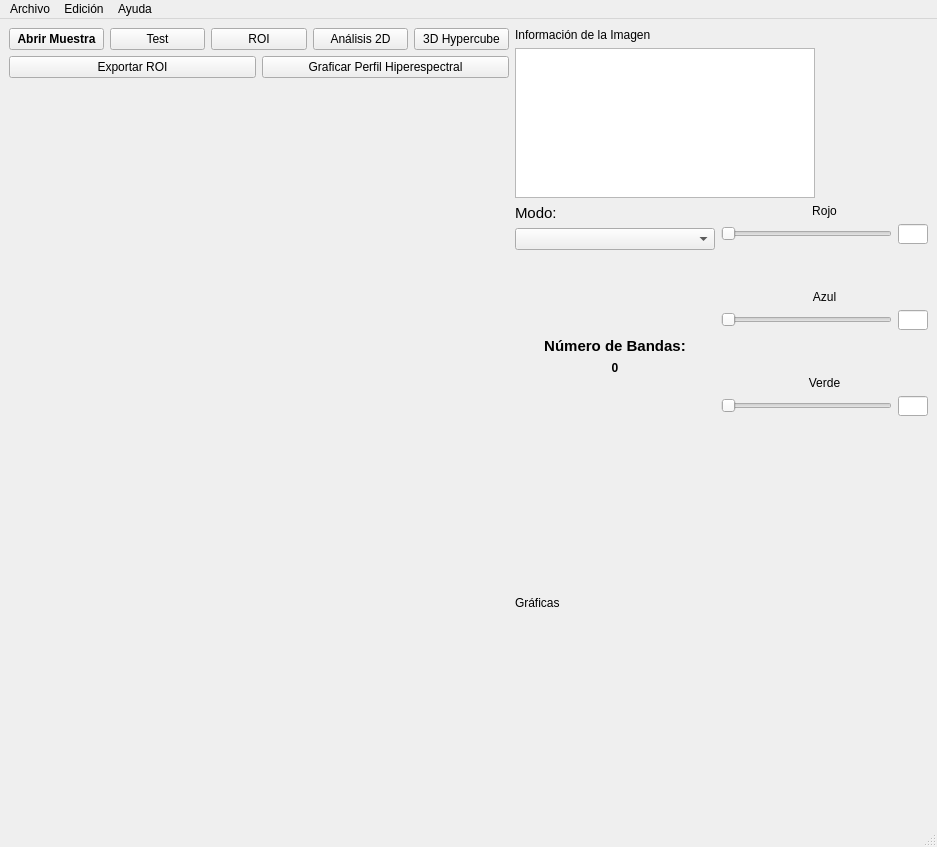
The window that ui/main_2.0.ui (4c1dhydr4/hyperspectral) describes before a commit, drawn with Qt 5.
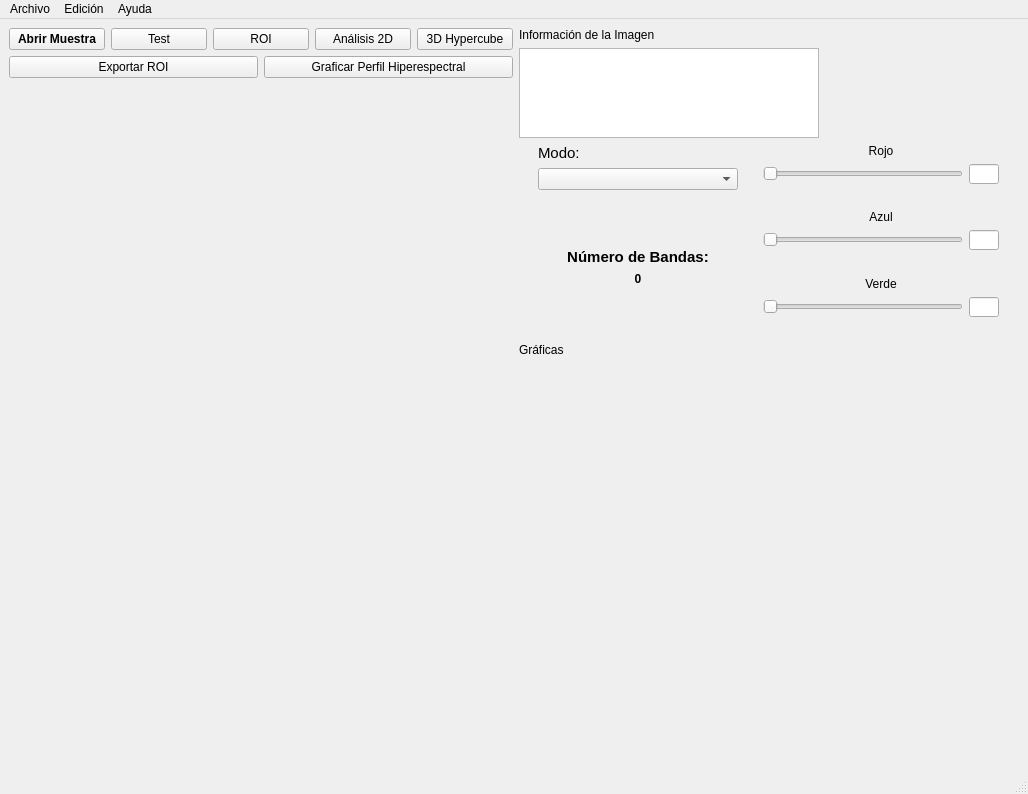
The same window after the commit. Custom widgets are drawn as their Qt base class.

Patch:
```diff
--- a/ui/main_2.0.ui
+++ b/ui/main_2.0.ui
@@ -6,8 +6,8 @@
    <rect>
     <x>0</x>
     <y>0</y>
-    <width>937</width>
-    <height>748</height>
+    <width>1028</width>
+    <height>794</height>
    </rect>
   </property>
   <property name="windowTitle">
@@ -388,6 +388,33 @@
         </property>
        </spacer>
       </item>
+      <item>
+       <layout class="QVBoxLayout" name="verticalLayout_9">
+        <item>
+         <widget class="QLabel" name="label_6">
+          <property name="text">
+           <string>Gráficas</string>
+          </property>
+         </widget>
+        </item>
+        <item>
+         <widget class="graph_plot_view" name="graph_plot_view" native="true">
+          <property name="minimumSize">
+           <size>
+            <width>500</width>
+            <height>400</height>
+           </size>
+          </property>
+          <property name="maximumSize">
+           <size>
+            <width>700</width>
+            <height>400</height>
+           </size>
+          </property>
+         </widget>
+        </item>
+       </layout>
+      </item>
      </layout>
     </item>
     <item row="2" column="0">
@@ -406,33 +433,6 @@
       </property>
      </widget>
     </item>
-    <item row="5" column="1">
-     <layout class="QVBoxLayout" name="verticalLayout_9">
-      <item>
-       <widget class="QLabel" name="label_6">
-        <property name="text">
-         <string>Gráficas</string>
-        </property>
-       </widget>
-      </item>
-      <item>
-       <widget class="graph_plot_view" name="graph_plot_view" native="true">
-        <property name="minimumSize">
-         <size>
-          <width>0</width>
-          <height>200</height>
-         </size>
-        </property>
-        <property name="maximumSize">
-         <size>
-          <width>700</width>
-          <height>200</height>
-         </size>
-        </property>
-       </widget>
-      </item>
-     </layout>
-    </item>
     <item row="1" column="0">
      <layout class="QHBoxLayout" name="horizontalLayout_8">
       <item>
@@ -459,7 +459,7 @@
     <rect>
      <x>0</x>
      <y>0</y>
-     <width>937</width>
+     <width>1028</width>
      <height>21</height>
     </rect>
    </property>
```
